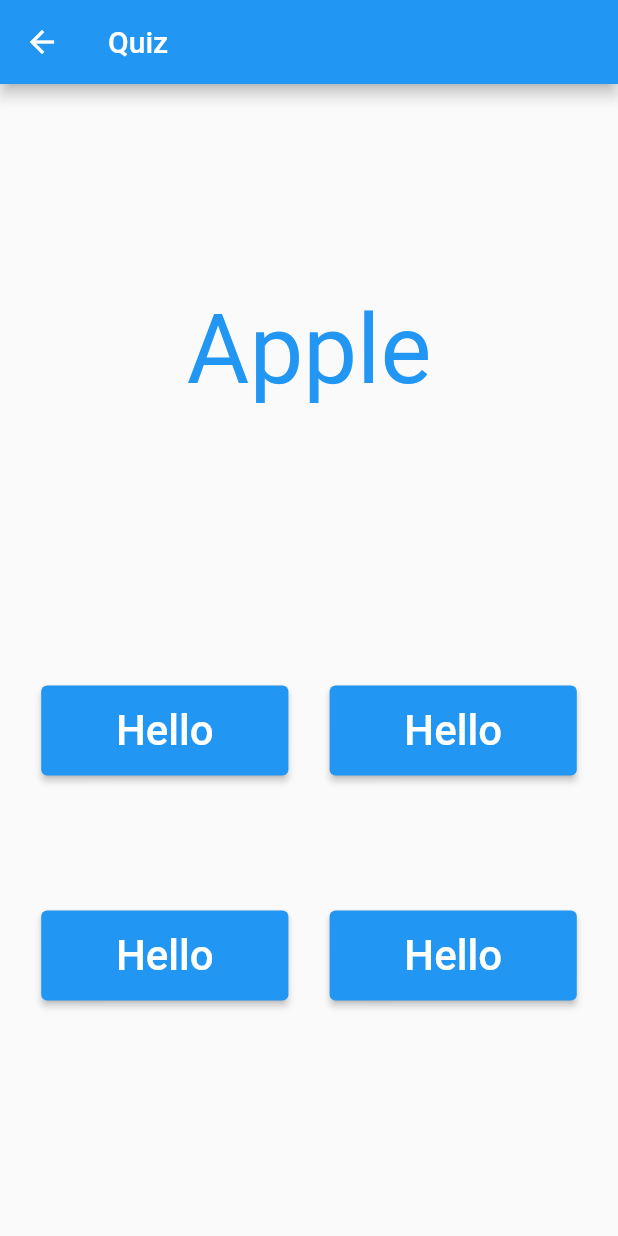
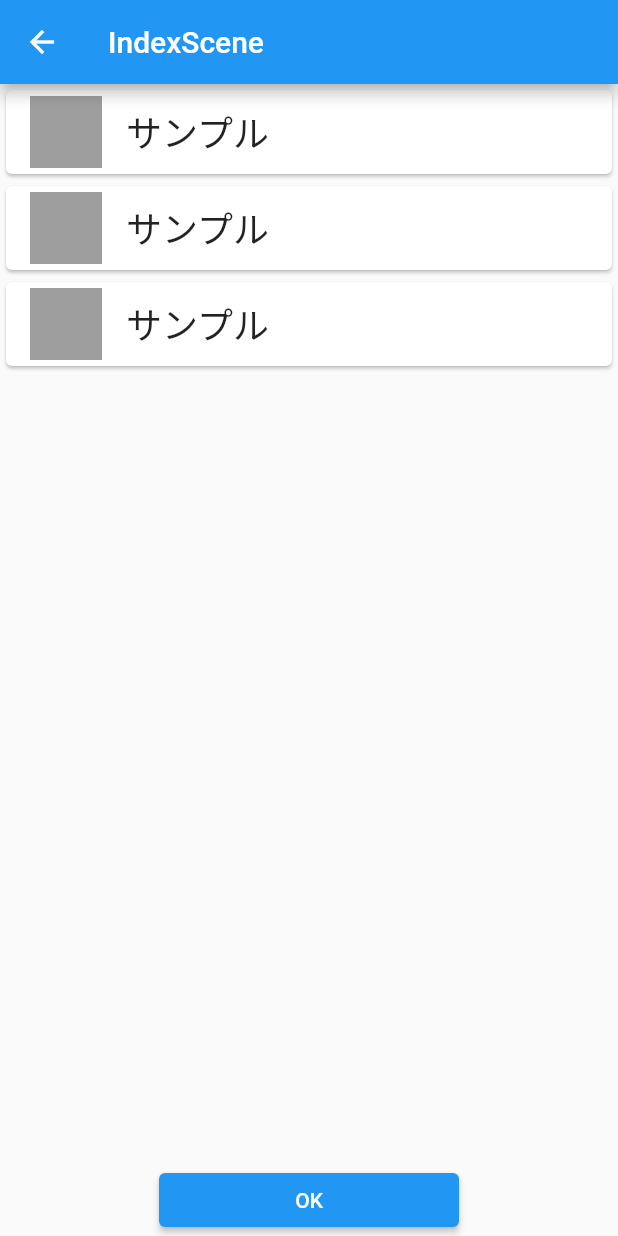
Before and after one commit to noam1813/Eitango-kun, a Flutter app: the QuizMainScreen screen opened directly, after a tap on "Hello", on a phone screen of 412 x 824 dp. Run offline on Flutter 3.47's test engine with Material 2 defaults, Android fonts, the phone set to English and light mode, and no system bars; our stand-ins replace flutter_speed_dial, sqflite; accounts and stored records are empty.

Commit message:
クイズの結果画面も暫定的に作成

```diff
--- a/lib/source/screens/quiz/quiz_main_screen.dart
+++ b/lib/source/screens/quiz/quiz_main_screen.dart
@@ -1,3 +1,4 @@
+import 'package:eitango_kun/source/screens/quiz/quiz_result_screen.dart';
 import 'package:flutter/material.dart';
 
 class QuizMainScreen extends StatefulWidget {
@@ -87,7 +88,13 @@ class _QuizMainScreenState extends State<QuizMainScreen> {
                       height: 60,
                       width: screenWidth * 0.4,
                       child: ElevatedButton(
-                          onPressed: () {}, child: Text('Hello',style: TextStyle(fontSize: 28),)),
+                          onPressed: () async{
+
+                            var result = await Navigator.push(
+                                context,
+                                MaterialPageRoute(
+                                    builder: (context) => QuizResultScreen()));
+                          }, child: Text('Hello',style: TextStyle(fontSize: 28),)),
                     ),
                     Container(
                       height: 60,
--- a/lib/source/screens/quiz/quiz_result_screen.dart
+++ b/lib/source/screens/quiz/quiz_result_screen.dart
@@ -0,0 +1,54 @@
+import 'package:eitango_kun/source/screens/add_screen.dart';
+import 'package:eitango_kun/source/screens/edit_screen.dart';
+import 'package:eitango_kun/source/screens/quiz/quiz_stanby_screen.dart';
+import 'package:flutter/material.dart';
+import 'package:flutter/foundation.dart';
+import 'package:flutter_speed_dial/flutter_speed_dial.dart';
+
+class QuizResultScreen extends StatefulWidget {
+  const QuizResultScreen({Key? key}) : super(key: key);
+
+  @override
+  State<QuizResultScreen> createState() => QuizResultScreenState();
+}
+
+class QuizResultScreenState extends State<QuizResultScreen> {
+  @override
+  Widget build(BuildContext context) {
+    return Scaffold(
+        appBar: AppBar(
+          title: Text('IndexScene'),
+        ),
+        body: Stack(
+          children: [
+            ListView.builder(
+                itemCount: 3,
+                itemBuilder: (context, index) {
+                  return Card(
+                      child: ListTile(
+                    leading: Container(
+                      width: 48,
+                      height: 48,
+                      color: Colors.grey,
+                    ),
+                    title: Text(
+                      'サンプル',
+                      textAlign: TextAlign.left,
+                      style: TextStyle(fontSize: 24),
+                    ),
+                  ));
+                }),
+            Align(
+                alignment: Alignment.bottomCenter,
+                child: Container(
+                  width: 200,
+                  child: ElevatedButton(
+                      onPressed: () {
+                        Navigator.pop(context);
+                      },
+                      child: Text('OK')),
+                )),
+          ],
+        ));
+  }
+}
```
